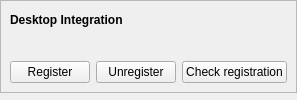
Above: packages/rehuco-agent/src/rehuco_agent/settings/ui/desktop_integration_page.ui from borco/rehuco before the change. Below: the same form after it.
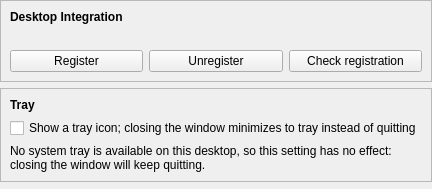
That is the form after the change.

Commit message: refs #205: refactor: merge the Tray settings page into System Integration

The edit to the form file:
```diff
--- a/packages/rehuco-agent/src/rehuco_agent/settings/ui/desktop_integration_page.ui
+++ b/packages/rehuco-agent/src/rehuco_agent/settings/ui/desktop_integration_page.ui
@@ -80,6 +80,56 @@
      </layout>
     </widget>
    </item>
+   <item>
+    <widget class="QFrame" name="tray_frame">
+     <property name="sizePolicy">
+      <sizepolicy hsizetype="Preferred" vsizetype="Maximum">
+       <horstretch>0</horstretch>
+       <verstretch>0</verstretch>
+      </sizepolicy>
+     </property>
+     <property name="frameShape">
+      <enum>QFrame::Shape::StyledPanel</enum>
+     </property>
+     <property name="frameShadow">
+      <enum>QFrame::Shadow::Raised</enum>
+     </property>
+     <layout class="QVBoxLayout" name="tray_frame_layout">
+      <item>
+       <widget class="QLabel" name="tray_frame_label">
+        <property name="font">
+         <font>
+          <bold>true</bold>
+         </font>
+        </property>
+        <property name="text">
+         <string>Tray</string>
+        </property>
+       </widget>
+      </item>
+      <item>
+       <widget class="QCheckBox" name="enabled_check_box">
+        <property name="text">
+         <string>Show a tray icon; closing the window minimizes to tray instead of quitting</string>
+        </property>
+        <property name="toolTip">
+         <string>Quit becomes explicit (tray menu / File &gt; Quit) while this is on</string>
+        </property>
+       </widget>
+      </item>
+      <item>
+       <widget class="QLabel" name="unavailable_label">
+        <property name="wordWrap">
+         <bool>true</bool>
+        </property>
+        <property name="text">
+         <string>No system tray is available on this desktop, so this setting has no effect: closing the window will keep quitting.</string>
+        </property>
+       </widget>
+      </item>
+     </layout>
+    </widget>
+   </item>
    <item>
     <spacer name="bottom_spacer">
      <property name="orientation">
```
The commit also changes 13 other files.
